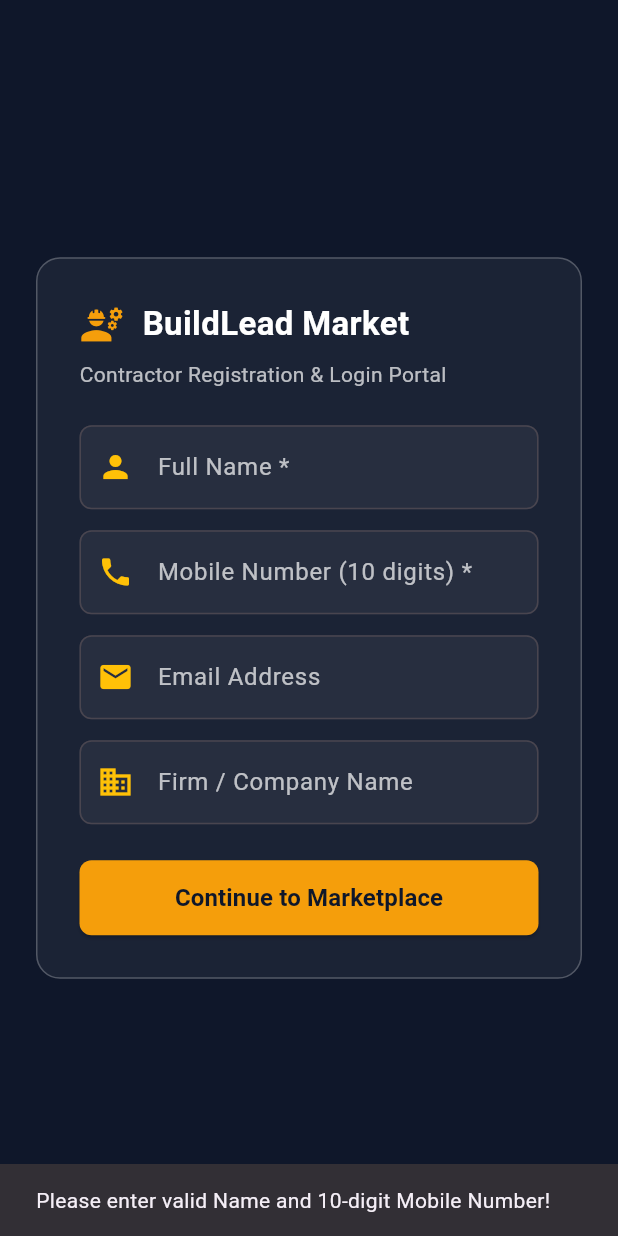
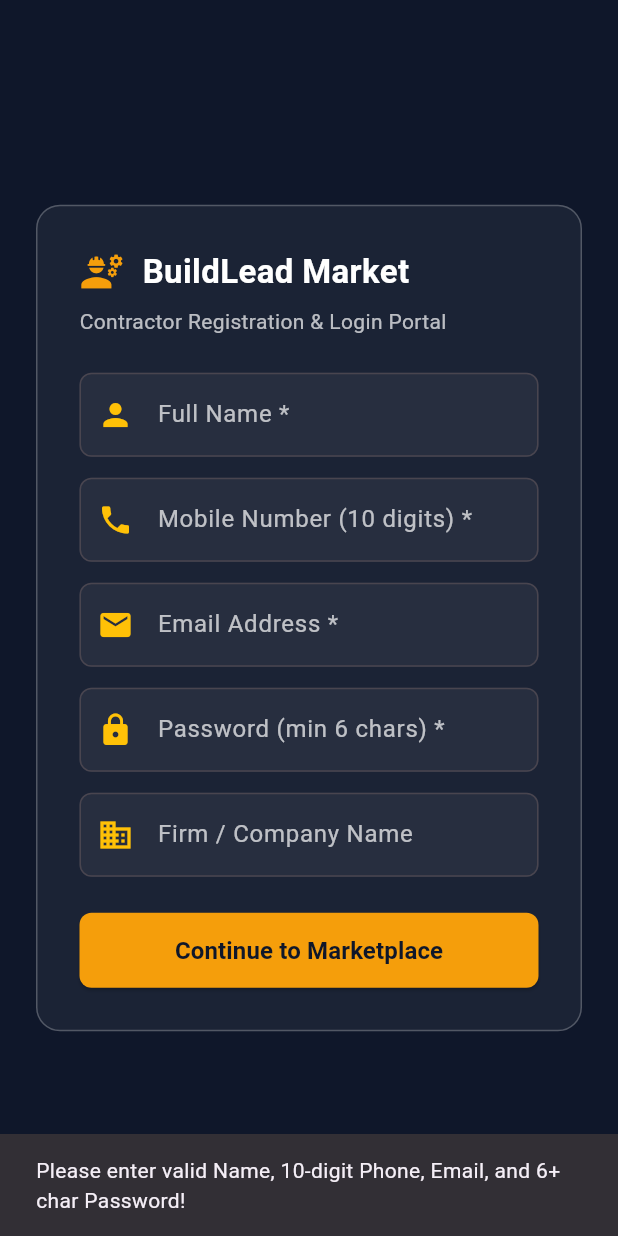
Before and after one commit to pritam543/build-lead-market, a Flutter app: the screen it shows after launch, after a tap on "Continue to Marketplace", on a phone screen of 412 x 824 dp. Run offline on Flutter 3.47's test engine with Material 3 defaults, Android fonts, the light colour scheme and no system bars; our stand-ins replace cloud_firestore, firebase_auth, firebase_core; accounts and stored records are empty.

Commit message:
login screen dart

```diff
--- a/lib/screens/login_screen.dart
+++ b/lib/screens/login_screen.dart
@@ -1,5 +1,7 @@
 import 'package:flutter/material.dart';
 import 'package:flutter/services.dart';
+import 'package:firebase_auth/firebase_auth.dart';
+import 'package:cloud_firestore/cloud_firestore.dart';
 import '../models/lead_model.dart';
 
 class LoginScreen extends StatefulWidget {
@@ -13,7 +15,10 @@ class _LoginScreenState extends State<LoginScreen> {
   final TextEditingController _nameController = TextEditingController();
   final TextEditingController _phoneController = TextEditingController();
   final TextEditingController _emailController = TextEditingController();
+  final TextEditingController _passwordController = TextEditingController(); // Password controller added
   final TextEditingController _firmController = TextEditingController();
+
+  bool _isLoading = false;
 
   @override
   Widget build(BuildContext context) {
@@ -84,9 +89,23 @@ class _LoginScreenState extends State<LoginScreen> {
                   controller: _emailController,
                   style: const TextStyle(color: Colors.white),
                   decoration: InputDecoration(
-                    labelText: 'Email Address',
+                    labelText: 'Email Address *',
                     labelStyle: const TextStyle(color: Colors.white70),
                     prefixIcon: const Icon(Icons.email, color: Colors.amber),
+                    filled: true,
+                    fillColor: Colors.white.withOpacity(0.05),
+                    border: OutlineInputBorder(borderRadius: BorderRadius.circular(8)),
+                  ),
+                ),
+                const SizedBox(height: 14),
+                TextField(
+                  controller: _passwordController,
+                  obscureText: true,
+                  style: const TextStyle(color: Colors.white),
+                  decoration: InputDecoration(
+                    labelText: 'Password (min 6 chars) *',
+                    labelStyle: const TextStyle(color: Colors.white70),
+                    prefixIcon: const Icon(Icons.lock, color: Colors.amber),
                     filled: true,
                     fillColor: Colors.white.withOpacity(0.05),
                     border: OutlineInputBorder(borderRadius: BorderRadius.circular(8)),
@@ -114,36 +133,78 @@ class _LoginScreenState extends State<LoginScreen> {
                       backgroundColor: const Color(0xFFF59E0B),
                       shape: RoundedRectangleBorder(borderRadius: BorderRadius.circular(8)),
                     ),
-                    onPressed: () {
-                      if (_nameController.text.trim().isEmpty || _phoneController.text.trim().length != 10) {
+                    onPressed: _isLoading
+                        ? null
+                        : () async {
+                            if (_nameController.text.trim().isEmpty ||
+                                _phoneController.text.trim().length != 10 ||
+                                _emailController.text.trim().isEmpty ||
+                                _passwordController.text.trim().length < 6) {
                               ScaffoldMessenger.of(context).showSnackBar(
-                          const SnackBar(content: Text('Please enter valid Name and 10-digit Mobile Number!')),
+                                const SnackBar(
+                                  content: Text('Please enter valid Name, 10-digit Phone, Email, and 6+ char Password!'),
+                                ),
                               );
                               return;
                             }
 
-                      ContractorModel.name = _nameController.text.trim();
-                      ContractorModel.phone = _phoneController.text.trim();
-                      ContractorModel.email = _emailController.text.trim().isEmpty ? 'N/A' : _emailController.text.trim();
-                      ContractorModel.firmName = _firmController.text.trim().isEmpty ? 'Independent' : _firmController.text.trim();
+                            setState(() {
+                              _isLoading = true;
+                            });
 
-                      // Save or update contractor in database list
-                      bool exists = GlobalData.registeredContractors.any((c) => c.phone == ContractorModel.phone);
-                      if (!exists) {
-                        GlobalData.registeredContractors.add(
-                          RegisteredContractor(
-                            name: ContractorModel.name,
-                            phone: ContractorModel.phone,
-                            email: ContractorModel.email,
-                            firmName: ContractorModel.firmName,
-                            registeredAt: 'Just now',
-                          ),
+                            try {
+                              UserCredential userCredential;
+                              try {
+                                // Try registering new user
+                                userCredential = await FirebaseAuth.instance.createUserWithEmailAndPassword(
+                                  email: _emailController.text.trim(),
+                                  password: _passwordController.text.trim(),
+                                );
+                              } catch (e) {
+                                // If user already exists, sign in instead
+                                userCredential = await FirebaseAuth.instance.signInWithEmailAndPassword(
+                                  email: _emailController.text.trim(),
+                                  password: _passwordController.text.trim(),
                                 );
                               }
 
+                              String uid = userCredential.user!.uid;
+
+                              // Save contractor profile to Firestore Database
+                              await FirebaseFirestore.instance.collection('contractors').doc(uid).set({
+                                'name': _nameController.text.trim(),
+                                'phone': _phoneController.text.trim(),
+                                'email': _emailController.text.trim(),
+                                'firmName': _firmController.text.trim().isEmpty ? 'Independent' : _firmController.text.trim(),
+                                'updatedAt': FieldValue.serverTimestamp(),
+                              }, SetOptions(merge: true));
+
+                              // Update local models
+                              ContractorModel.name = _nameController.text.trim();
+                              ContractorModel.phone = _phoneController.text.trim();
+                              ContractorModel.email = _emailController.text.trim();
+                              ContractorModel.firmName = _firmController.text.trim().isEmpty ? 'Independent' : _firmController.text.trim();
+
+                              if (mounted) {
                                 Navigator.pushReplacementNamed(context, '/home');
+                              }
+                            } catch (e) {
+                              if (mounted) {
+                                ScaffoldMessenger.of(context).showSnackBar(
+                                  SnackBar(content: Text('Auth Error: ${e.toString()}ger')),
+                                );
+                              }
+                            } finally {
+                              if (mounted) {
+                                setState(() {
+                                  _isLoading = false;
+                                });
+                              }
+                            }
                           },
-                    child: const Text(
+                    child: _isLoading
+                        ? const CircularProgressIndicator(color: Color(0xFF0F172A))
+                        : const Text(
                             'Continue to Marketplace',
                             style: TextStyle(fontSize: 16, fontWeight: FontWeight.bold, color: Color(0xFF0F172A)),
                           ),
```
Lines whose indentation alone changed are shown as unchanged.
